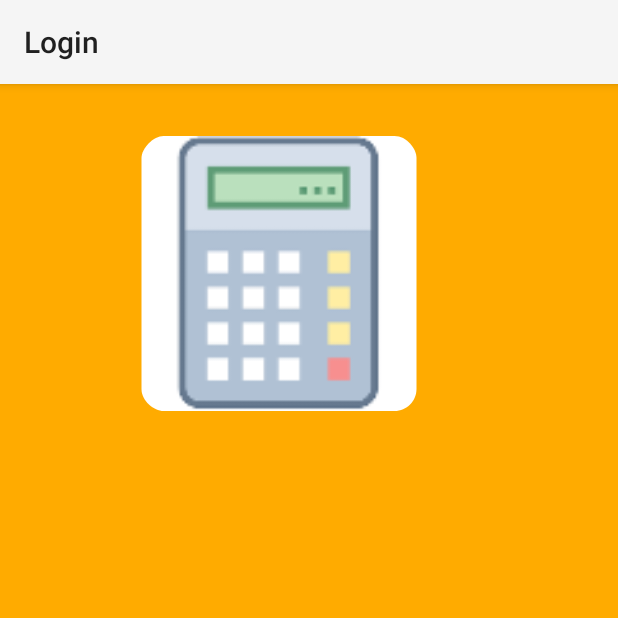
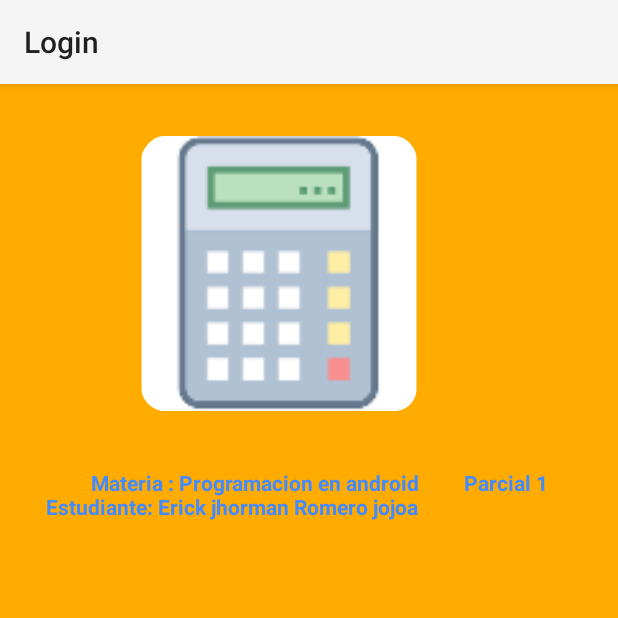
Before and after one commit to erickjhorman/Mid-term1, an Android app: the infoClase screen opened directly, with no data from a screen before it, on a phone screen of 412 x 824 dp, the top half of it. Run offline under Robolectric (Android 15) with nearby library versions, the phone set to English and light mode, and no system bars.

Commit message:
I finish the third activity (info_clase)

```diff
--- a/app/src/main/res/layout/activity_info_clase.xml
+++ b/app/src/main/res/layout/activity_info_clase.xml
@@ -17,9 +17,20 @@
         tools:layout_editor_absoluteX="142dp"
         tools:layout_editor_absoluteY="76dp" />
 
-        >
+    <TextView
+        android:layout_width="wrap_content"
+        android:layout_height="wrap_content"
+        android:layout_x="31dp"
+        android:layout_y="256dp"
+        android:gravity="bottom"
+        android:text="
+        Materia : Programacion en android
+        Parcial 1
+        Estudiante: Erick jhorman Romero jojoa"
+        android:textColor="@color/md_blue_A200"
+        android:textStyle="bold" />
 
-    >
+
 
 
 
```
Also changed, not shown: app/src/main/res/layout/activity_acercade.xml (+4 -5 lines).
